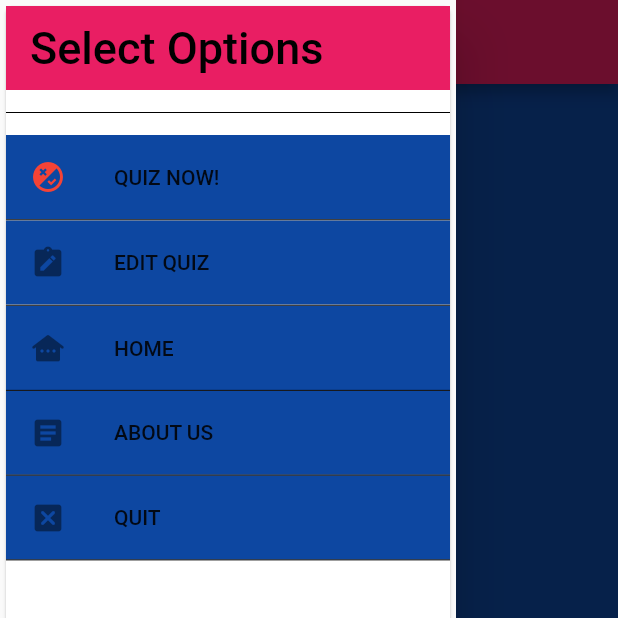
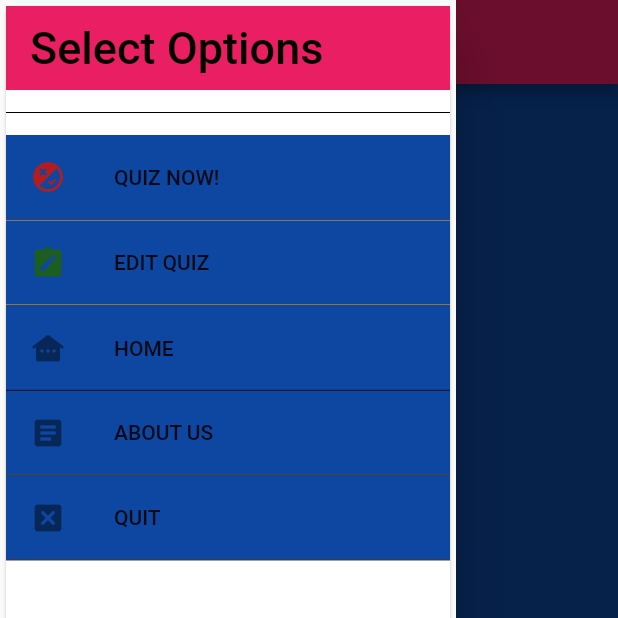
Before and after one commit to uhrzel/mobileApp, a Flutter app: the DashboardHome screen opened directly, with the side drawer open, on a phone screen of 412 x 824 dp, the top half of it. Run offline on Flutter 3.47's test engine with Material 2 defaults, Android fonts, the phone set to English and light mode, and no system bars; Roboto replaces fonts that are missing (Juicer, Mostery).

```diff
--- a/lib/dashboard.dart
+++ b/lib/dashboard.dart
@@ -44,7 +44,7 @@ class DashboardHome extends StatelessWidget {
           ListTile(
               leading: const Icon(
                 Icons.flaky,
-                color: Colors.red,
+                color: Colors.red[900],
               ),
               //color: Colors.blue[900],
               title: Text('QUIZ NOW!'),
@@ -59,6 +59,7 @@ class DashboardHome extends StatelessWidget {
           ListTile(
               leading: const Icon(
                 Icons.note_alt,
+                color: Colors.green[900],
               ),
               title: Text('EDIT QUIZ'),
               onTap: () {
```
Also changed, not shown: 1 other file.
